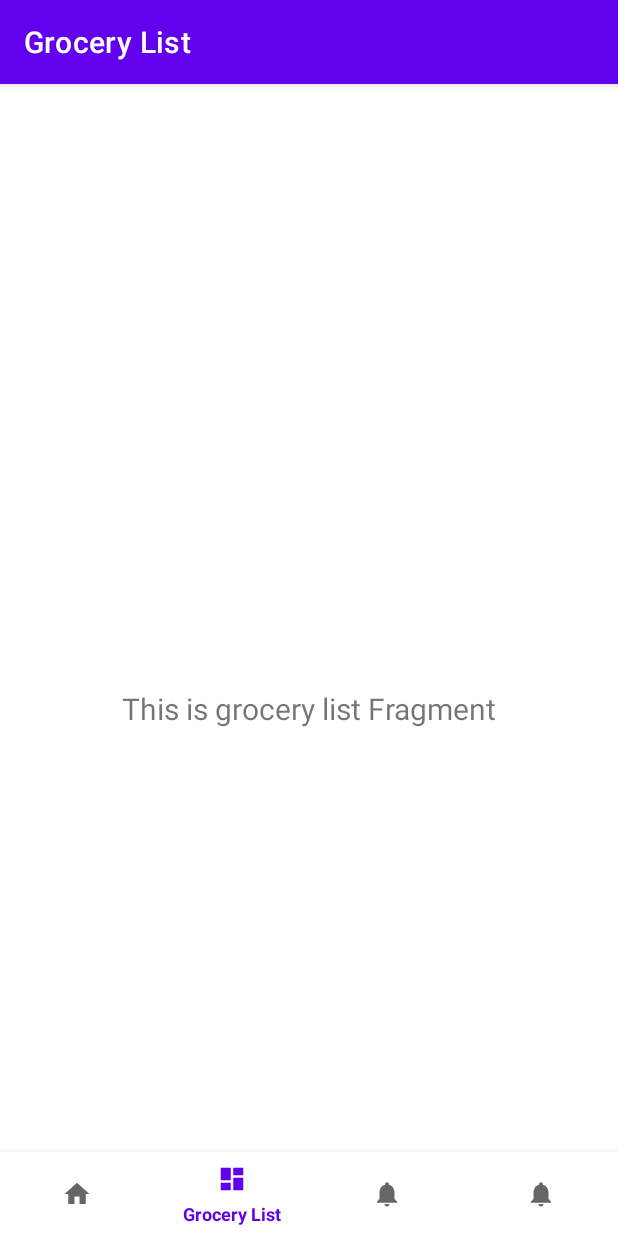
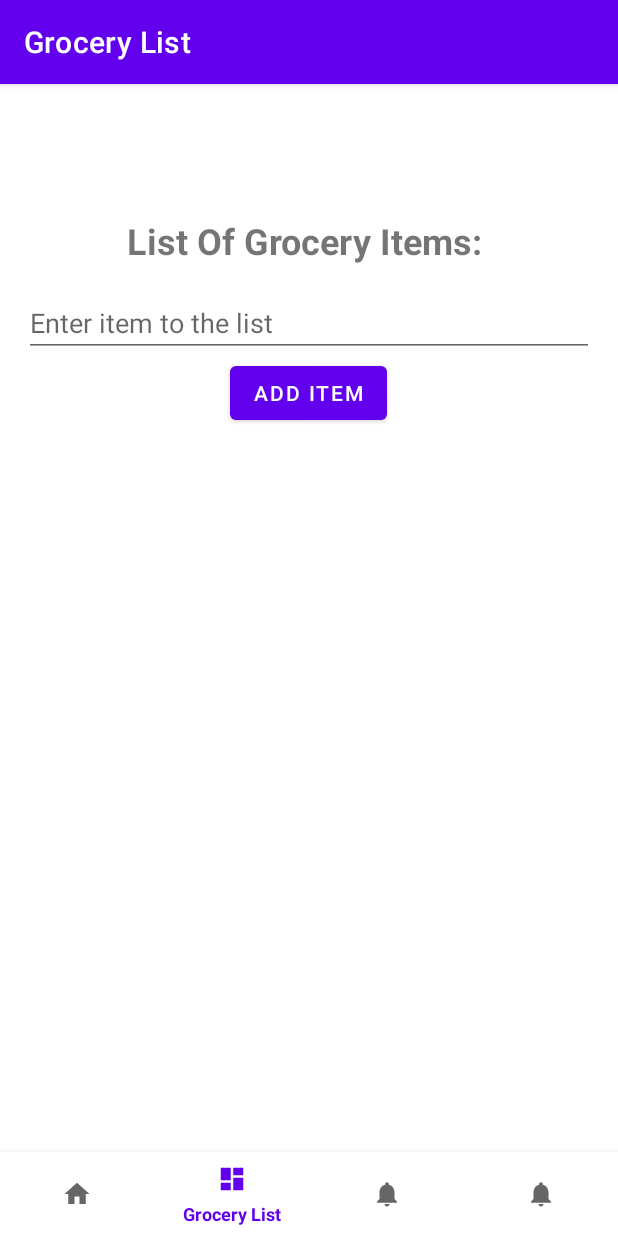
Before and after one commit to JohnSalinas123/CS4750_PantryPal, an Android app: the GroceryListFragment screen opened through its navigation route, on a phone screen of 412 x 824 dp. Run offline under Robolectric (Android 15) with nearby library versions, the phone set to English and light mode, and no system bars; our stand-ins replace navigation-ui.

Commit message:
added grocery list stuff

```diff
--- a/app/src/main/java/com/example/pantry_pal/ui/grocery_list/GroceryListFragment.kt
+++ b/app/src/main/java/com/example/pantry_pal/ui/grocery_list/GroceryListFragment.kt
@@ -4,34 +4,59 @@ import android.os.Bundle
 import android.view.LayoutInflater
 import android.view.View
 import android.view.ViewGroup
+import android.widget.ArrayAdapter
+import android.widget.Button
 import android.widget.TextView
 import androidx.fragment.app.Fragment
 import androidx.lifecycle.ViewModelProvider
+import com.example.pantry_pal.R
 import com.example.pantry_pal.databinding.FragmentGroceryListBinding
 
 class GroceryListFragment : Fragment() {
 
     private var _binding: FragmentGroceryListBinding? = null
-
-    // This property is only valid between onCreateView and
-    // onDestroyView.
     private val binding get() = _binding!!
+    private lateinit var viewModel: GroceryListViewModel
+    private lateinit var adapter: ArrayAdapter<String>
 
     override fun onCreateView(
-        inflater: LayoutInflater,
-        container: ViewGroup?,
-        savedInstanceState: Bundle?
-    ): View {
-        val groceryListViewModel =
-            ViewModelProvider(this).get(GroceryListViewModel::class.java)
-
+        inflater: LayoutInflater, container: ViewGroup?, savedInstanceState: Bundle?): View {
+        viewModel = ViewModelProvider(this).get(GroceryListViewModel::class.java)
         _binding = FragmentGroceryListBinding.inflate(inflater, container, false)
         val root: View = binding.root
 
-        val textView: TextView = binding.textGroceryList
-        groceryListViewModel.text.observe(viewLifecycleOwner) {
-            textView.text = it
+        adapter = object : ArrayAdapter<String>(requireContext(), R.layout.list_item_grocery, R.id.textViewItem, mutableListOf()) {
+            override fun getView(position: Int, convertView: View?, parent: ViewGroup): View {
+                val view = super.getView(position, convertView, parent)
+                val item = getItem(position)
+                val textViewItem = view.findViewById<TextView>(R.id.textViewItem)
+                val buttonDeleteItem = view.findViewById<Button>(R.id.buttonDeleteItem)
+
+                textViewItem.text = item
+                buttonDeleteItem.setOnClickListener {
+                    item?.let { it1 -> viewModel.removeItem(it1) }
+                }
+
+                return view
+            }
         }
+
+        binding.listViewGrocery.adapter = adapter
+
+        viewModel.groceryItems.observe(viewLifecycleOwner) { items ->
+            adapter.clear()
+            adapter.addAll(items)
+            adapter.notifyDataSetChanged()
+        }
+
+        binding.buttonAddItem.setOnClickListener {
+            val newItem = binding.editTextItem.text.toString()
+            if (newItem.isNotEmpty()) {
+                viewModel.addItem(newItem)
+                binding.editTextItem.text.clear()
+            }
+        }
+
         return root
     }
 
--- a/app/src/main/java/com/example/pantry_pal/ui/grocery_list/GroceryListViewModel.kt
+++ b/app/src/main/java/com/example/pantry_pal/ui/grocery_list/GroceryListViewModel.kt
@@ -4,10 +4,23 @@ import androidx.lifecycle.LiveData
 import androidx.lifecycle.MutableLiveData
 import androidx.lifecycle.ViewModel
 
+
 class GroceryListViewModel : ViewModel() {
 
-    private val _text = MutableLiveData<String>().apply {
-        value = "This is grocery list Fragment"
+    private val _groceryItems = MutableLiveData<MutableList<String>>(mutableListOf())
+    val groceryItems: LiveData<MutableList<String>> = _groceryItems
+
+    // Function to add an item
+    fun addItem(item: String) {
+        val updatedList = groceryItems.value ?: mutableListOf()
+        updatedList.add(item)
+        _groceryItems.value = updatedList
     }
-    val text: LiveData<String> = _text
+
+    // Function to remove an item
+    fun removeItem(item: String) {
+        val updatedList = groceryItems.value ?: mutableListOf()
+        updatedList.remove(item)
+        _groceryItems.value = updatedList
+    }
 }
--- a/app/src/main/res/layout/fragment_grocery_list.xml
+++ b/app/src/main/res/layout/fragment_grocery_list.xml
@@ -1,22 +1,38 @@
 <?xml version="1.0" encoding="utf-8"?>
-<androidx.constraintlayout.widget.ConstraintLayout xmlns:android="http://schemas.android.com/apk/res/android"
-    xmlns:app="http://schemas.android.com/apk/res-auto"
-    xmlns:tools="http://schemas.android.com/tools"
+<LinearLayout xmlns:android="http://schemas.android.com/apk/res/android"
     android:layout_width="match_parent"
     android:layout_height="match_parent"
-    tools:context=".ui.grocery_list.GroceryListFragment">
+    android:orientation="vertical"
+    android:gravity="center_horizontal"
+    android:padding="16dp">
 
     <TextView
-        android:id="@+id/text_grocery_list"
+        android:layout_width="wrap_content"
+        android:layout_height="wrap_content"
+        android:text="List Of Grocery Items: "
+        android:textSize="24sp"
+        android:textStyle="bold"
+        android:layout_marginTop="16dp"
+        android:layout_marginBottom="16dp"/>
+
+    <EditText
+        android:id="@+id/editTextItem"
         android:layout_width="match_parent"
         android:layout_height="wrap_content"
-        android:layout_marginStart="8dp"
-        android:layout_marginTop="8dp"
-        android:layout_marginEnd="8dp"
-        android:textAlignment="center"
-        android:textSize="20sp"
-        app:layout_constraintBottom_toBottomOf="parent"
-        app:layout_constraintEnd_toEndOf="parent"
-        app:layout_constraintStart_toStartOf="parent"
-        app:layout_constraintTop_toTopOf="parent" />
-</androidx.constraintlayout.widget.ConstraintLayout>
+        android:hint="Enter item to the list" />
+
+
+    <Button
+        android:id="@+id/buttonAddItem"
+        android:layout_width="wrap_content"
+        android:layout_height="wrap_content"
+        android:text="Add Item"
+        android:layout_marginBottom="16dp" />
+
+
+    <ListView
+        android:id="@+id/listViewGrocery"
+        android:layout_width="match_parent"
+        android:layout_height="0dp"
+        android:layout_weight="1" />
+</LinearLayout>
```
Also changed, not shown: app/src/main/res/layout/list_item_grocery.xml (added, +20 -0 lines).
